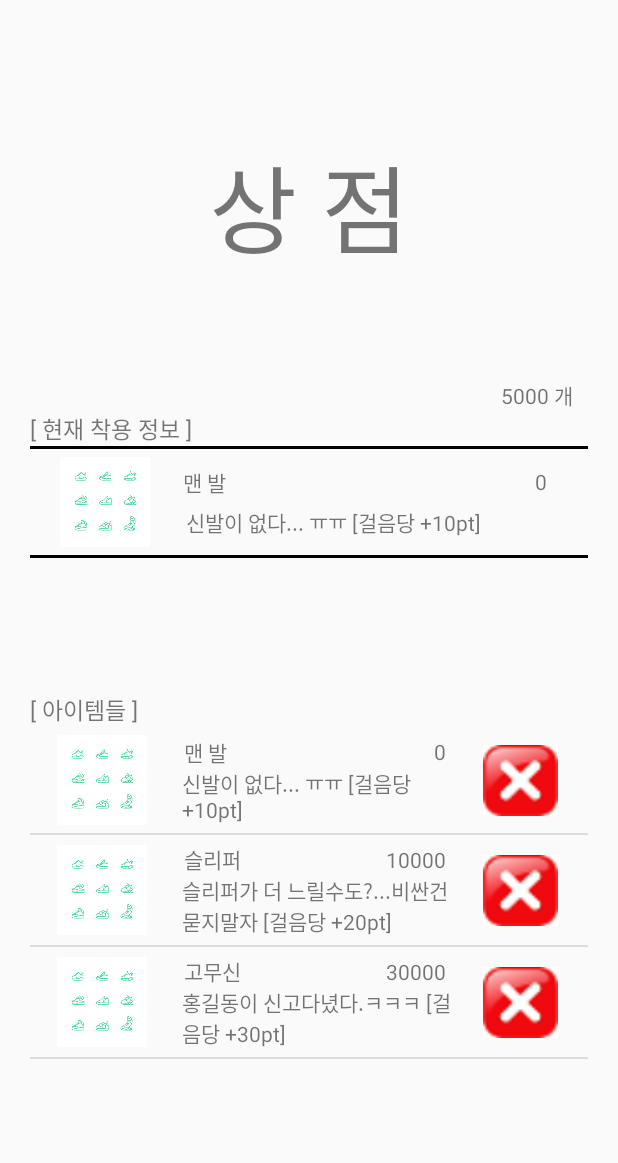
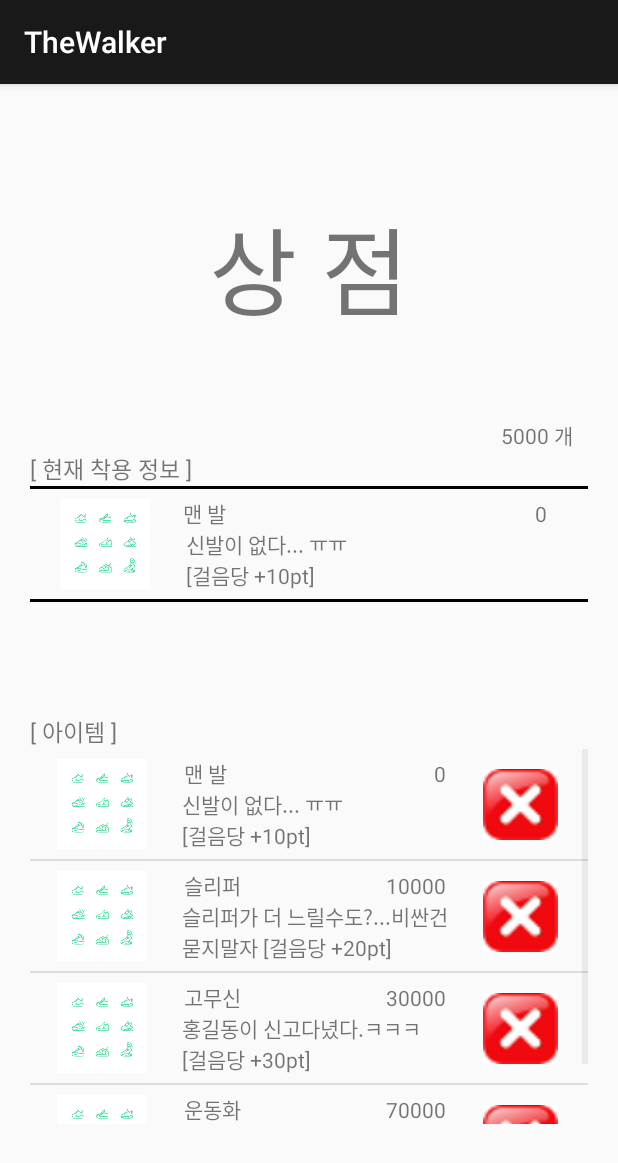
Before and after one commit to lsw725/THEWALKER, an Android app: the ShopActivity screen opened directly, with no data from a screen before it, on a phone screen of 412 x 824 dp. Shown: the top 1163 px of the screen. Run offline under Robolectric (Android 15) with nearby library versions, the phone set to English and light mode, and no system bars; our stand-ins replace Firebase (no records; nobody signed in at launch, a user with empty details on screens opened directly); 2 statements that could not run were skipped.

Commit message:
신발 기능 적용 준비 및 신발 DB경로 생성

```diff
--- a/app/src/main/AndroidManifest.xml
+++ b/app/src/main/AndroidManifest.xml
@@ -52,8 +52,7 @@
         <activity android:name=".InfoActivity" />
         <activity android:name=".FriendsActivity" />
         <activity android:name=".MainActivity" />
-        <activity android:name=".ShopActivity"
-            android:theme="@style/Theme.AppCompat.Light.NoActionBar"/>
+        <activity android:name=".ShopActivity"/>
     </application>
 
 </manifest>
--- a/app/src/main/java/com/example/kimhun/thewalker/ItemsListItem.kt
+++ b/app/src/main/java/com/example/kimhun/thewalker/ItemsListItem.kt
@@ -5,19 +5,6 @@ import android.graphics.drawable.Drawable
 /**
  * Created by Hp on 2017-09-13.
  */
-class ItemsListItem() {
-    private var itemImage : Drawable? = null
-    private var itemName : String = ""
-    private var itemCost : Int? = null
-    private var itemContext : String = ""
+class ItemsListItem(val itemImage : Drawable? = null, val itemName : String = "", val itemCost : Int? = null, val itemContext : String = "", val itemAbility : Int? = null ) {
 
-    fun setItemImage( image : Drawable? ) { this.itemImage = image }
-    fun setItemName( name : String ) { this.itemName = name }
-    fun setItemCost( point : Int? ) { this.itemCost = point }
-    fun setItemContext( context : String ) {this.itemContext = context}
-
-    fun getItemImage() : Drawable? = this.itemImage
-    fun getItemName() : String = this.itemName
-    fun getItemCost() : Int?  = this.itemCost
-    fun getItemContext() : String = this.itemContext
 }
--- a/app/src/main/java/com/example/kimhun/thewalker/ItemsListViewAdapter.kt
+++ b/app/src/main/java/com/example/kimhun/thewalker/ItemsListViewAdapter.kt
@@ -26,15 +26,16 @@ import java.util.*
 /**
  * Created by Hp on 2017-09-13.
  */
-class ItemsListViewAdapter() : BaseAdapter() {
-    private var itemsList = ArrayList<ItemsListItem>()
+class ItemsListViewAdapter(val context : Context?, val itemsList : ArrayList<ItemsListItem>) : BaseAdapter() {
+    //private var itemsList = ArrayList<ItemsListItem>()
 
     private lateinit var mAuth: FirebaseAuth
+    private var selectedPosition : Int = 0
 
     override fun getCount() = itemsList.size
 
     override fun getView(position: Int, convertView: View?, parent: ViewGroup?): View {
-        val context = parent?.context
+        //val context = parent?.context
         var view = convertView
 
         if(convertView == null) {
@@ -52,16 +53,20 @@ class ItemsListViewAdapter() : BaseAdapter() {
         val item = itemsList[position]
 
         // 위젯에 데이터 반영
-        shoesImageView.setImageDrawable(item.getItemImage())
-        nameTextView.text = item.getItemName()
-        costTextView.text = item.getItemCost().toString()
-        contextTextView.text = item.getItemContext()
+        shoesImageView.setImageDrawable(item.itemImage) //item.getItemImage()
+        nameTextView.text = item.itemName //item.getItemName()
+        costTextView.text = item.itemCost.toString() //item.getItemCost().toString()
+        contextTextView.text = item.itemContext //item.getItemContext()
         buyButton.setOnClickListener{
             mAuth = FirebaseAuth.getInstance()
             val currentUser = mAuth.currentUser
             val userId = currentUser!!.email
-            var index = userId!!.indexOf("@")
-            var path = userId.substring(0,index)
+            val index = userId!!.indexOf("@")
+            val path = userId.substring(0,index)
+            val DBinfoRef = FirebaseDatabase.getInstance().getReference("/info/" + path)
+
+            DBinfoRef.child("shoes").setValue(position)
+
             /*
             var alertDialogBuilder : AlertDialog.Builder = AlertDialog.Builder(view!!.context)
             alertDialogBuilder.setMessage(itemsList[position].getFriendName() + "님을 삭제 하시겠습니까?").setCancelable(false).setPositiveButton("확인",
@@ -92,13 +97,8 @@ class ItemsListViewAdapter() : BaseAdapter() {
         return position as Long
     }
 
-    fun addItem(image : Drawable, name : String, cost : Int, context : String) {
-        val item = ItemsListItem()
-
-        item.setItemImage(image)
-        item.setItemName(name)
-        item.setItemCost(cost)
-        item.setItemContext(context)
+    fun addItem(image : Drawable, name : String, cost : Int, context : String, ability : Int) {
+        val item = ItemsListItem(image,name,cost,context,ability)
 
         itemsList.add(item)
     }
--- a/app/src/main/java/com/example/kimhun/thewalker/ShopActivity.kt
+++ b/app/src/main/java/com/example/kimhun/thewalker/ShopActivity.kt
@@ -3,9 +3,11 @@ package com.example.kimhun.thewalker
 import android.support.v7.app.AppCompatActivity
 import android.os.Bundle
 import android.support.v4.content.ContextCompat
+import android.util.Log
 import android.widget.ImageView
 import android.widget.ListView
 import android.widget.TextView
+import java.util.*
 
 class ShopActivity : AppCompatActivity() {
 
@@ -14,10 +16,19 @@ class ShopActivity : AppCompatActivity() {
     private lateinit var shoesNameText : TextView
     private lateinit var shoesCostText : TextView
     private lateinit var shoesContextText : TextView
+    private val shoesArrayList by lazy {
+        arrayListOf(ItemsListItem(ContextCompat.getDrawable(this,R.drawable.shoes),"맨 발",0,"신발이 없다... ㅠㅠ\n[걸음당 +10pt]",10),
+                    ItemsListItem(ContextCompat.getDrawable(this,R.drawable.shoes),"슬리퍼",10000,"슬리퍼가 더 느릴수도?...비싼건 묻지말자 [걸음당 +20pt]",20),
+                    ItemsListItem(ContextCompat.getDrawable(this,R.drawable.shoes),"고무신",30000,"홍길동이 신고다녔다.ㅋㅋㅋ\n[걸음당 +30pt]",30),
+                    ItemsListItem(ContextCompat.getDrawable(this,R.drawable.shoes),"운동화", 70000, "그냥 운동화\n[걸음당 +40pt]",40))
+    }
 
     override fun onCreate(savedInstanceState: Bundle?) {
         super.onCreate(savedInstanceState)
         setContentView(R.layout.activity_shop)
+
+        var nowShoes = (intent.extras["shoes"] ?: 0).toString().toInt()
+        Log.d("shoes","nowShoes is" + nowShoes.toString())
 
         moneyText = findViewById(R.id.money) as TextView
         shoesImage = findViewById(R.id.now_shoes_img) as ImageView
@@ -26,18 +37,14 @@ class ShopActivity : AppCompatActivity() {
         shoesContextText = findViewById(R.id.now_shoes_context) as TextView
 
         moneyText.text = "5000 개"
-        shoesImage.setImageDrawable(ContextCompat.getDrawable(this,R.drawable.shoes))
-        shoesNameText.text = "맨 발"
-        shoesCostText.text = 0.toString()
-        shoesContextText.text = "신발이 없다... ㅠㅠ [걸음당 +10pt]"
+        shoesImage.setImageDrawable(shoesArrayList[nowShoes].itemImage)
+        shoesNameText.text = shoesArrayList[nowShoes].itemName
+        shoesCostText.text = shoesArrayList[nowShoes].itemCost.toString()
+        shoesContextText.text = shoesArrayList[nowShoes].itemContext
 
         val itemsList = findViewById(R.id.items_list) as ListView
-        val adapter = ItemsListViewAdapter()
+        val adapter = ItemsListViewAdapter(this,shoesArrayList)
 
         itemsList.adapter = adapter
-
-        adapter.addItem(ContextCompat.getDrawable(this,R.drawable.shoes),"맨 발",0,"신발이 없다... ㅠㅠ [걸음당 +10pt]")
-        adapter.addItem(ContextCompat.getDrawable(this,R.drawable.shoes),"슬리퍼",10000,"슬리퍼가 더 느릴수도?...비싼건 묻지말자 [걸음당 +20pt]")
-        adapter.addItem(ContextCompat.getDrawable(this,R.drawable.shoes),"고무신",30000,"홍길동이 신고다녔다.ㅋㅋㅋ [걸음당 +30pt]")
     }
 }
--- a/app/src/main/java/com/example/kimhun/thewalker/StepCheckService.kt
+++ b/app/src/main/java/com/example/kimhun/thewalker/StepCheckService.kt
@@ -80,14 +80,12 @@ class StepCheckService : Service(), SensorEventListener {
 
                     StepValue.step = count++
 
-
                     var vibrator = getSystemService(Context.VIBRATOR_SERVICE) as Vibrator
                     vibrator.vibrate(100)
 
 
-                    val msg = (StepValue.step * 10 / 2).toString() + ""
-                    val scorePerStep = 5
-                    myFilteredResponse.putExtra("scorePerStep", scorePerStep)
+                    //val msg = (StepValue.step * 10 / 2).toString() + ""
+                    val msg = (StepValue.step.toDouble() / 2).toString() + ""
                     myFilteredResponse.putExtra("stepService", msg)
                     sendBroadcast(myFilteredResponse)
                 } // end of if
--- a/app/src/main/res/layout/activity_shop.xml
+++ b/app/src/main/res/layout/activity_shop.xml
@@ -129,7 +129,7 @@
             android:id="@+id/items_str"
             android:layout_width="wrap_content"
             android:layout_height="wrap_content"
-            android:text="[ 아이템들 ]"
+            android:text="[ 아이템 ]"
             android:textSize="15sp"
             app:layout_constraintTop_toTopOf="parent"
             app:layout_constraintLeft_toLeftOf="parent"/>
```
Also changed, not shown: app/src/main/java/com/example/kimhun/thewalker/MainActivity.kt (+22 -7 lines).
